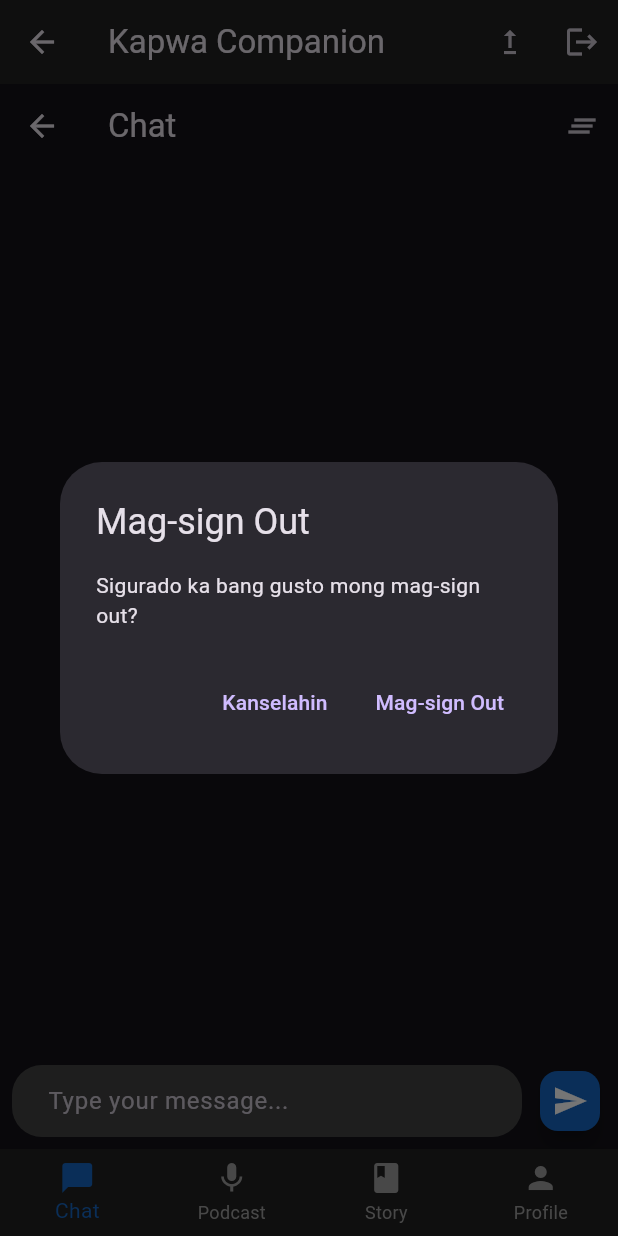
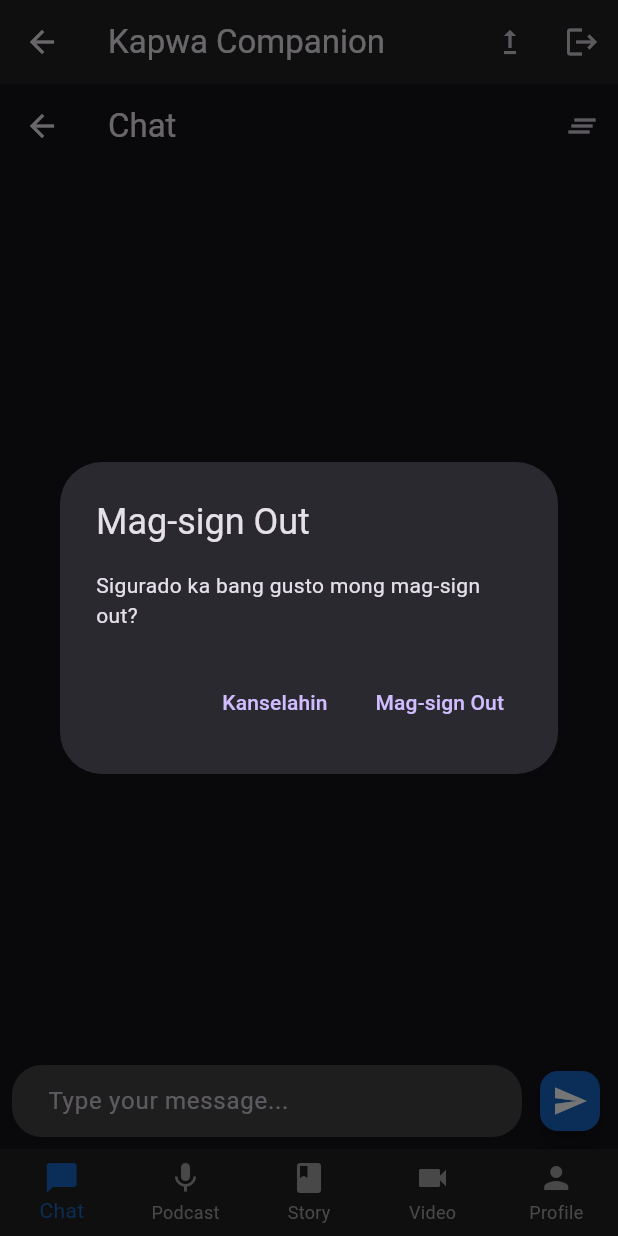
Before and after one commit to billee/podcasts, a Flutter app: the MainScreen screen opened directly, after a tap on the "logout" icon, on a phone screen of 412 x 824 dp. Run offline on Flutter 3.47's test engine with Material 3 defaults, Android fonts, the light colour scheme and no system bars; our stand-ins replace audioplayers, cloud_firestore, firebase_auth, firebase_core, flutter_dotenv, shared_preferences; accounts and stored records are empty.

Commit message:
add video icon at the bottom navigation bar

```diff
--- a/lib/screens/main_screen.dart
+++ b/lib/screens/main_screen.dart
@@ -8,6 +8,7 @@
 import 'package:kapwa_companion_basic/screens/auth/login_screen.dart';
 import 'package:kapwa_companion_basic/screens/podcast_screen.dart'; // Import the new PodcastScreen
 import 'package:kapwa_companion_basic/screens/story_screen.dart'; // Import the new StoryScreen
+import 'package:kapwa_companion_basic/screens/video_screen.dart'; // Import the new VideoScreen
 import 'package:kapwa_companion_basic/screens/payment_screen.dart'; // Import the PaymentScreen
 import 'dart:async';
 import 'package:logging/logging.dart';
@@ -91,7 +92,8 @@
         setState(() {
           _currentUsername = username;
           // Only initialize screens if they haven't been created yet or if user changed
-          if (_screens.isEmpty || _screens.length < 4) {
+          if (_screens.isEmpty || _screens.length < 5) {
+            // Changed from 4 to 5
             _screens = [
               ChatScreen(
                 userId: _currentUserId,
@@ -99,6 +101,7 @@
               ),
               const PodcastScreen(), // Use the new PodcastScreen
               const StoryScreen(), // Use the new StoryScreen
+              const VideoScreen(), // Add the new VideoScreen
               const ProfileScreen(),
             ];
             _logger.info(
@@ -111,7 +114,8 @@
         setState(() {
           _currentUsername = null;
           // Only initialize screens if they haven't been created yet or if user changed
-          if (_screens.isEmpty || _screens.length < 4) {
+          if (_screens.isEmpty || _screens.length < 5) {
+            // Changed from 4 to 5
             _screens = [
               ChatScreen(
                 userId: _currentUserId,
@@ -119,6 +123,7 @@
               ),
               const PodcastScreen(), // Use the new PodcastScreen
               const StoryScreen(), // Use the new StoryScreen
+              const VideoScreen(), // Add the new VideoScreen
               const ProfileScreen(),
             ];
             _logger.warning(
@@ -253,6 +258,10 @@
             label: 'Story',
           ),
           BottomNavigationBarItem(
+            icon: Icon(Icons.videocam), // Video icon
+            label: 'Video',
+          ),
+          BottomNavigationBarItem(
             icon: Icon(Icons.person),
             label: 'Profile',
           ),
--- /dev/null
+++ b/lib/screens/video_screen.dart
@@ -0,0 +1,42 @@
+// lib/screens/video_screen.dart
+
+import 'package:flutter/material.dart';
+
+class VideoScreen extends StatelessWidget {
+  const VideoScreen({super.key});
+
+  @override
+  Widget build(BuildContext context) {
+    return const Scaffold(
+      body: Center(
+        child: Column(
+          mainAxisAlignment: MainAxisAlignment.center,
+          children: [
+            Icon(
+              Icons.videocam,
+              size: 100,
+              color: Colors.grey,
+            ),
+            SizedBox(height: 20),
+            Text(
+              'Video Screen',
+              style: TextStyle(
+                fontSize: 24,
+                fontWeight: FontWeight.bold,
+                color: Colors.grey,
+              ),
+            ),
+            SizedBox(height: 10),
+            Text(
+              'Coming Soon...',
+              style: TextStyle(
+                fontSize: 16,
+                color: Colors.grey,
+              ),
+            ),
+          ],
+        ),
+      ),
+    );
+  }
+}
```
